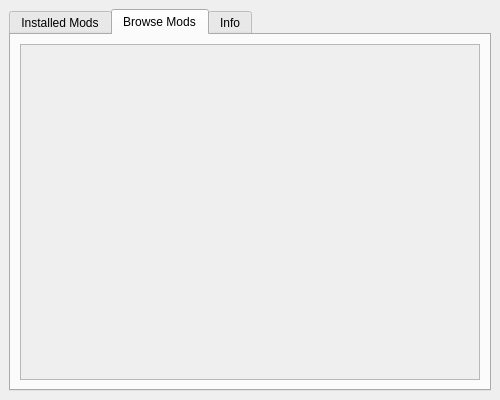
This is UI/InstanceWindow.ui in OpenMineMods/OpenMineMods as Qt 5 draws it before an edit. The edited form follows.
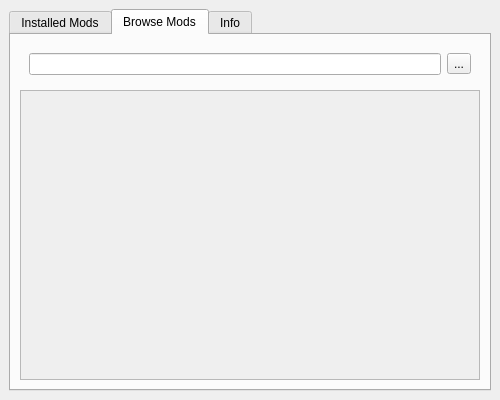
This is the edited form. The open tabs and pages were chosen to show the change. Icons and pictures are not drawn.

```diff
--- a/UI/InstanceWindow.ui
+++ b/UI/InstanceWindow.ui
@@ -64,6 +64,38 @@
         <string>Browse Mods</string>
        </attribute>
        <layout class="QVBoxLayout" name="verticalLayout_3">
+        <item>
+         <widget class="QFrame" name="frame">
+          <property name="maximumSize">
+           <size>
+            <width>16777215</width>
+            <height>60</height>
+           </size>
+          </property>
+          <property name="frameShape">
+           <enum>QFrame::NoFrame</enum>
+          </property>
+          <property name="frameShadow">
+           <enum>QFrame::Plain</enum>
+          </property>
+          <layout class="QHBoxLayout" name="horizontalLayout_4">
+           <item>
+            <widget class="QLineEdit" name="pack_search"/>
+           </item>
+           <item>
+            <widget class="QToolButton" name="pack_search_button">
+             <property name="text">
+              <string>...</string>
+             </property>
+             <property name="icon">
+              <iconset theme="search">
+               <normaloff>.</normaloff>.</iconset>
+             </property>
+            </widget>
+           </item>
+          </layout>
+         </widget>
+        </item>
         <item>
          <widget class="QScrollArea" name="browse_scroll">
           <property name="widgetResizable">
@@ -78,7 +110,7 @@
              <x>0</x>
              <y>0</y>
              <width>458</width>
-             <height>301</height>
+             <height>248</height>
             </rect>
            </property>
            <layout class="QVBoxLayout" name="verticalLayout_6">
```
Left out of the diff: 6 changed lines with no effect on the pictures.
